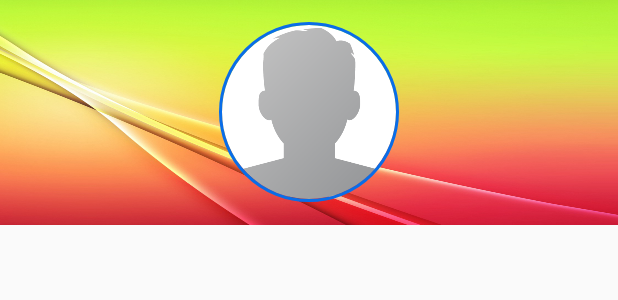
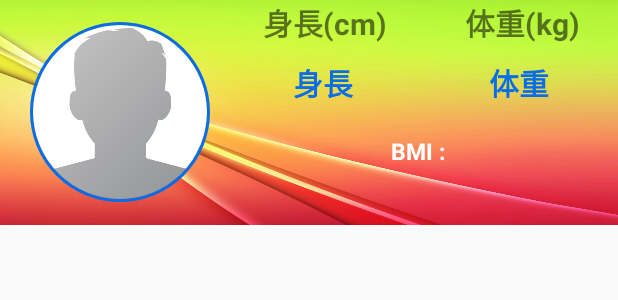
Before and after one commit to dntdesu/SNS, an Android app: the layout navigation_header.xml on its own in the app's theme, with its tools: preview values and no code run, on a phone screen of 412 x 824 dp. Shown: the top 300 px of the screen. Run offline under Robolectric (Android 15) with nearby library versions, the phone set to English and light mode, and no system bars.

Commit message:
First setup xml file and header navigation modified

```diff
--- a/app/src/main/res/layout/navigation_header.xml
+++ b/app/src/main/res/layout/navigation_header.xml
@@ -1,7 +1,7 @@
 <?xml version="1.0" encoding="utf-8"?>
-<RelativeLayout xmlns:android="http://schemas.android.com/apk/res/android"
+<LinearLayout xmlns:android="http://schemas.android.com/apk/res/android"
     xmlns:app="http://schemas.android.com/apk/res-auto"
-    android:orientation="vertical"
+    android:orientation="horizontal"
     android:layout_width="match_parent"
     android:layout_height="150dp"
     android:background="@drawable/header">
@@ -13,20 +13,85 @@
         android:src="@drawable/profile"
         app:civ_border_color="@color/colorPrimaryDark"
         app:civ_border_width="2dp"
-        android:layout_centerVertical="true"
-        android:layout_centerHorizontal="true"
-        android:layout_marginLeft="50dp"
+        android:layout_gravity="center_vertical"
+        android:layout_marginLeft="20dp"
         />
 
-<!--    <TextView-->
-<!--        android:id="@+id/nav_user_full_name"-->
-<!--        android:layout_below="@+id/nav_profile_image"-->
-<!--        android:layout_width="135dp"-->
-<!--        android:layout_height="wrap_content"-->
-<!--        android:text="username"-->
-<!--        android:textSize="16sp"-->
-<!--        android:textColor="@color/cardview_light_background"-->
-<!--        android:textAlignment="center"-->
-<!--        android:layout_marginLeft="50dp"-->
-<!--        />-->
-</RelativeLayout>
+    <LinearLayout
+        android:layout_width="match_parent"
+        android:layout_height="match_parent"
+        android:orientation="vertical"
+        android:layout_marginLeft="10dp">
+
+        <LinearLayout
+            android:layout_width="match_parent"
+            android:layout_height="wrap_content"
+            android:orientation="vertical">
+
+            <LinearLayout
+                android:layout_width="match_parent"
+                android:layout_height="wrap_content"
+                android:orientation="horizontal">
+
+                <TextView
+                    android:layout_width="wrap_content"
+                    android:layout_height="wrap_content"
+                    android:text="身長(cm)"
+                    android:textSize="20sp"
+                    android:textStyle="bold"
+                    android:layout_weight="1"
+                    android:textAlignment="center" />
+
+                <TextView
+                    android:layout_width="wrap_content"
+                    android:layout_height="wrap_content"
+                    android:text="体重(kg)"
+                    android:textSize="20sp"
+                    android:textStyle="bold"
+                    android:layout_weight="1"
+                    android:textAlignment="center" />
+            </LinearLayout>
+
+            <LinearLayout
+                android:layout_width="match_parent"
+                android:layout_height="wrap_content"
+                android:orientation="horizontal"
+                android:layout_marginTop="10dp">
+
+                <TextView
+                    android:layout_width="wrap_content"
+                    android:layout_height="wrap_content"
+                    android:id="@+id/nav_high"
+                    android:text="身長"
+                    android:textSize="20sp"
+                    android:textStyle="bold"
+                    android:layout_weight="1"
+                    android:textAlignment="center"
+                    android:textColor="@color/colorPrimaryDark" />
+
+                <TextView
+                    android:layout_width="wrap_content"
+                    android:layout_height="wrap_content"
+                    android:id="@+id/nav_weight"
+                    android:text="体重"
+                    android:textSize="20sp"
+                    android:textStyle="bold"
+                    android:layout_weight="1"
+                    android:textAlignment="center"
+                    android:textColor="@color/colorPrimaryDark" />
+            </LinearLayout>
+        </LinearLayout>
+
+        <TextView
+            android:layout_width="wrap_content"
+            android:layout_height="wrap_content"
+            android:id="@+id/nav_bmi"
+            android:layout_gravity="center"
+            android:text="BMI : "
+            android:textSize="15sp"
+            android:textStyle="bold"
+            android:layout_margin="20dp"
+            android:textColor="@color/cardview_light_background" />
+    </LinearLayout>
+
+</LinearLayout>
```
Also changed, not shown: app/src/main/java/jp/ac/ecc/sk3a17/sns/MainActivity.java (+17 -0 lines), app/src/main/res/layout/activity_set_up.xml (+17 -21 lines).
